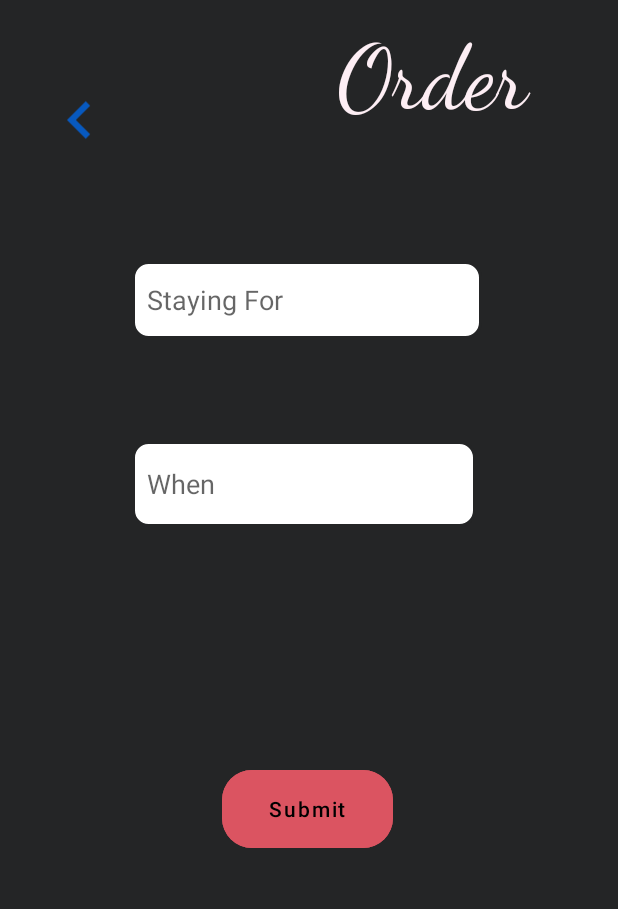
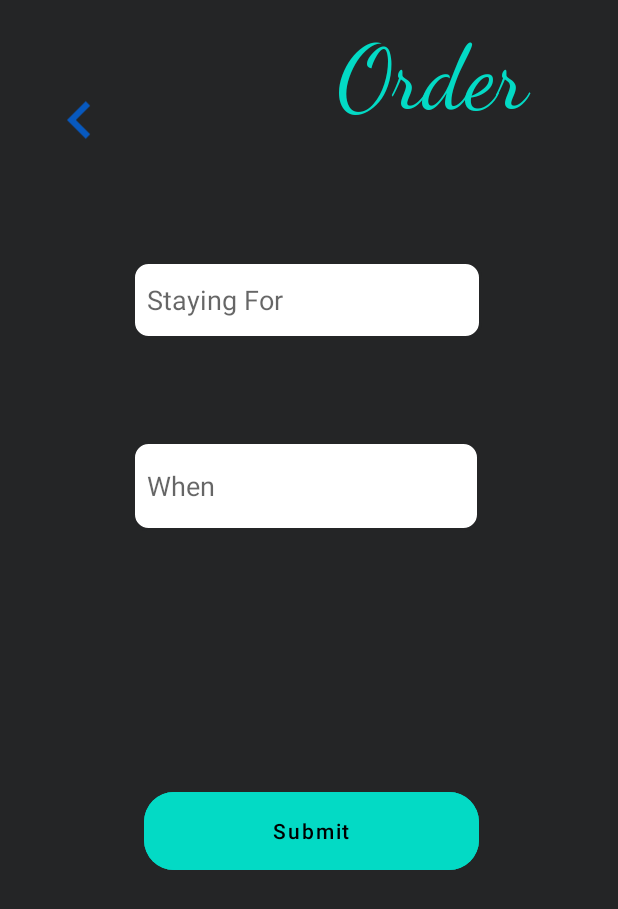
Before and after one commit to deja232/Joeys, an Android app: the form screen opened directly, with no data from a screen before it, on a phone screen of 412 x 824 dp. Shown: the top 909 px of the screen. Run offline under Robolectric (Android 15) with nearby library versions, the phone set to English and light mode, and no system bars.

Commit message:
Update button color

```diff
--- a/app/src/main/res/drawable/inputted.xml
+++ b/app/src/main/res/drawable/inputted.xml
@@ -1,6 +1,6 @@
 <?xml version="1.0" encoding="utf-8"?>
 <selector xmlns:android="http://schemas.android.com/apk/res/android">
-    <item android:state_enabled="true" android:drawable="@drawable/butsucces" />
+    <item android:state_enabled="true" android:drawable="@color/teal_200" />
     <item android:state_enabled="false" android:drawable="@drawable/buttfailed" />
     <item android:drawable="@drawable/buttfailed" />
 </selector>
--- a/app/src/main/res/layout/activity_form.xml
+++ b/app/src/main/res/layout/activity_form.xml
@@ -25,8 +25,8 @@
 
     <EditText
         android:id="@+id/date"
-        android:layout_width="229dp"
-        android:layout_height="57dp"
+        android:layout_width="232dp"
+        android:layout_height="60dp"
         android:layout_marginStart="88dp"
         android:layout_marginTop="68dp"
         android:background="@drawable/bglined"
@@ -41,11 +41,11 @@
 
     <Button
         android:id="@+id/Submit"
-        android:layout_width="114dp"
+        android:layout_width="223dp"
         android:layout_height="64dp"
-        android:layout_marginStart="148dp"
-        android:layout_marginTop="156dp"
-        android:backgroundTint="@color/pblu"
+        android:layout_marginStart="96dp"
+        android:layout_marginTop="168dp"
+        android:backgroundTint="@color/teal_200"
         android:text="Submit"
         android:textAllCaps="false"
         android:textColor="@color/black"
@@ -63,7 +63,7 @@
         android:fontFamily="cursive"
         android:text="Order"
         android:textAlignment="center"
-        android:textColor="#FDEEF4"
+        android:textColor="@color/teal_200"
         android:textSize="60dp"
         app:layout_constraintEnd_toEndOf="parent"
         app:layout_constraintHorizontal_bias="1.0"
--- a/app/src/main/res/layout/activity_main.xml
+++ b/app/src/main/res/layout/activity_main.xml
@@ -63,9 +63,9 @@
 
     <android.widget.Button
         android:id="@+id/button_login"
-        android:layout_width="wrap_content"
-        android:layout_height="wrap_content"
-        android:layout_marginTop="32dp"
+        android:layout_width="291dp"
+        android:layout_height="38dp"
+        android:layout_marginTop="232dp"
         android:background="@drawable/inputted"
         android:text="Login"
         android:textAllCaps="false"
```
Also changed, not shown: app/src/main/res/layout/activity_checkout.xml (+6 -6 lines), app/src/main/res/layout/activity_register.xml (+7 -4 lines).
